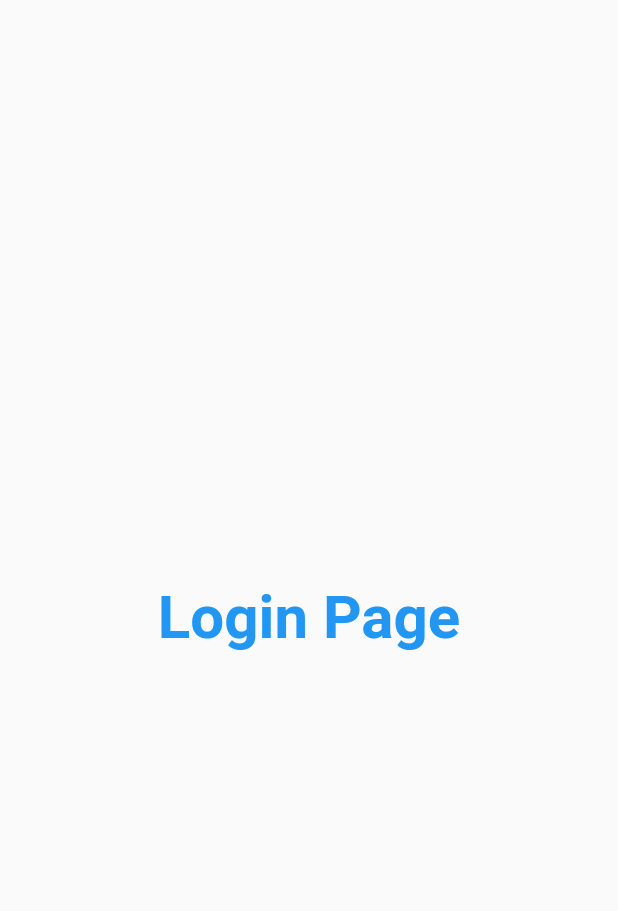
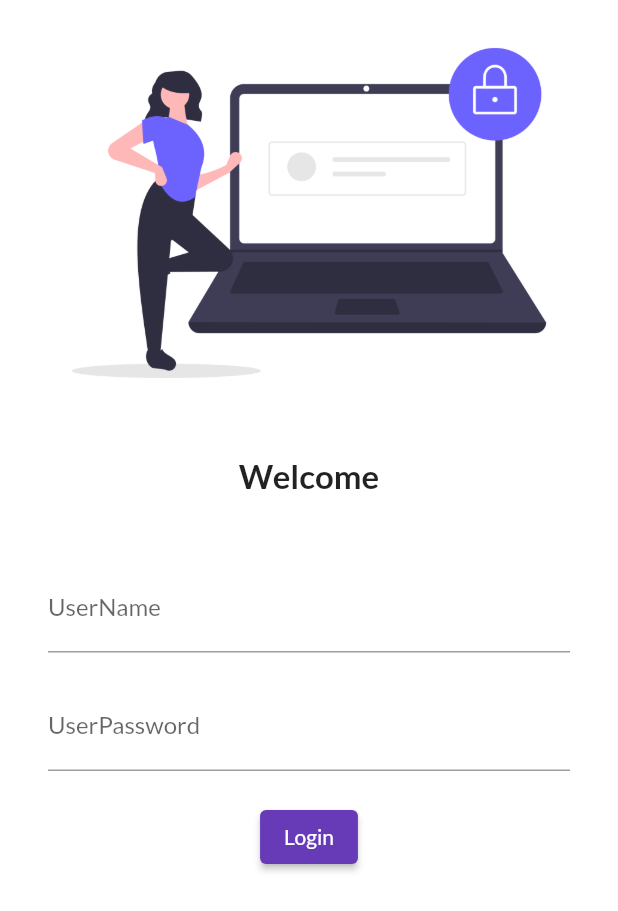
Before and after one commit to rehanredon/30DayOfFlutter, a Flutter app: the screen it shows after launch, on a phone screen of 412 x 824 dp. Shown: the top 911 px of the screen. Run offline on Flutter 3.47's test engine with Material 2 defaults, Android fonts, the light colour scheme and no system bars; our stand-ins replace google_fonts.

Commit message:
day4 complete

```diff
--- a/lib/main.dart
+++ b/lib/main.dart
@@ -1,8 +1,6 @@
-import 'dart:js';
-
 import 'package:flutter/material.dart';
-import 'package:flutter_application_rehan/pages/home_page.dart';
 import 'package:flutter_application_rehan/pages/login_page.dart';
+import 'package:google_fonts/google_fonts.dart';
 
 // Created by Rehan Ahsani on 6-5-2022
 void main() {
@@ -15,16 +13,14 @@ class Myapp extends StatelessWidget {
   @override
   Widget build(BuildContext context) {
     return MaterialApp(
-        // home: HomePage(),
-        darkTheme: ThemeData(
-          brightness: Brightness.light
-        ),
-
-         routes:{
-    "/":(context) => LoginPage(),
-  },
-
-  );
-
+      themeMode: ThemeMode.light,
+      theme: ThemeData(
+          primarySwatch: Colors.deepPurple,
+          fontFamily: GoogleFonts.lato().fontFamily),
+      // home: HomePage(),
+      routes: {
+        "/": (context) => LoginPage(),
+      },
+    );
   }
 }
--- a/lib/pages/login_page.dart
+++ b/lib/pages/login_page.dart
@@ -1,5 +1,3 @@
-import 'dart:math';
-
 import 'package:flutter/material.dart';
 
 class LoginPage extends StatelessWidget {
@@ -8,16 +6,58 @@ class LoginPage extends StatelessWidget {
   @override
   Widget build(BuildContext context) {
     return Material(
-      child: Center(
-        child: Text(
-          "Login Page",
-          style: TextStyle(
-            fontSize: 20,
-            color: Colors.blue,
-            fontWeight: FontWeight.bold,
+      color: Colors.white,
+      child: Column(
+        children: [
+          Image.asset(
+            "assets/images/login_image.png",
+            fit: BoxFit.cover,
           ),
-          textScaleFactor: 2.0,
-        ),
+          SizedBox(
+            height: 20,
+          ),
+          Text(
+            "Welcome",
+            style: TextStyle(fontSize: 22, fontWeight: FontWeight.bold),
+          ),
+          SizedBox(
+            height: 20,
+          ),
+          Padding(
+            padding: const EdgeInsets.symmetric(
+              vertical: 26.0,
+              horizontal: 32.0,
+            ),
+            child: Column(children: [
+              TextFormField(
+                decoration: InputDecoration(
+                  hintText: "Enter UserName",
+                  labelText: "UserName",
+                ),
+              ),
+              SizedBox(
+                height: 20,
+              ),
+              TextFormField(
+                obscureText: true,
+                decoration: InputDecoration(
+                  hintText: "Enter UserPassword",
+                  labelText: "UserPassword",
+                ),
+              ),
+              SizedBox(
+                height: 20,
+              ),
+              ElevatedButton(
+                child: Text("Login"),
+                style: TextButton.styleFrom(),
+                onPressed: () {
+                  print("Hi Rehan");
+                },
+              )
+            ]),
+          ),
+        ],
       ),
     );
   }
```
Also changed, not shown: pubspec.yaml (+4 -5 lines), assets/images/login_image.png (added), pubspec.lock, 1 other file.
